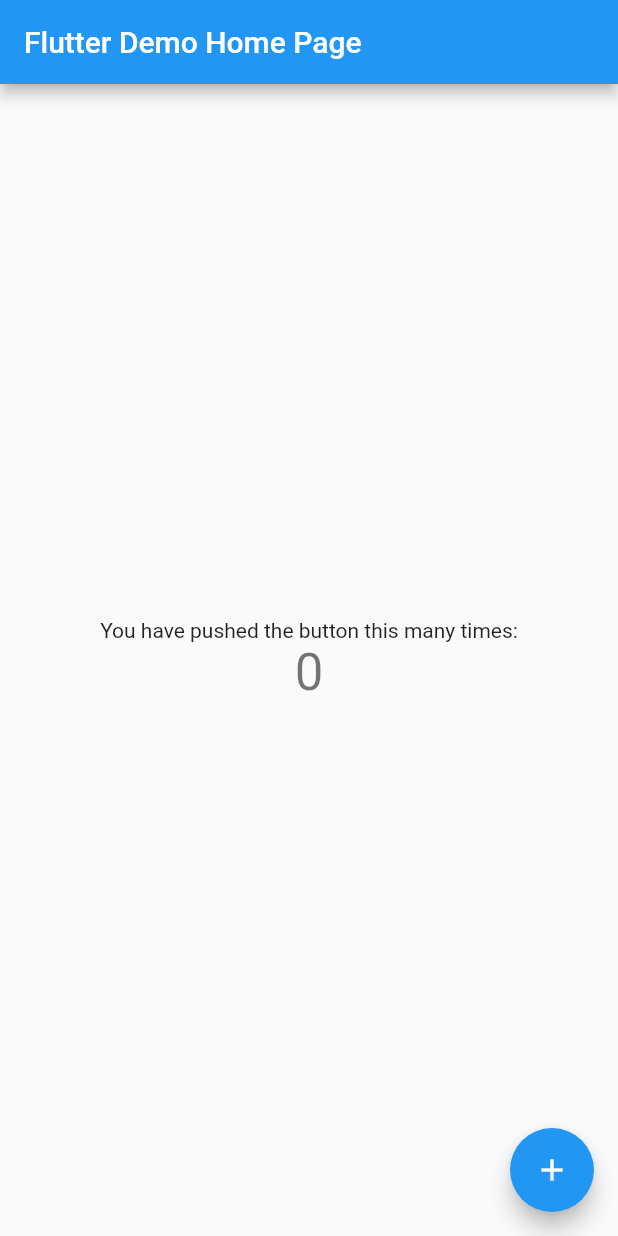
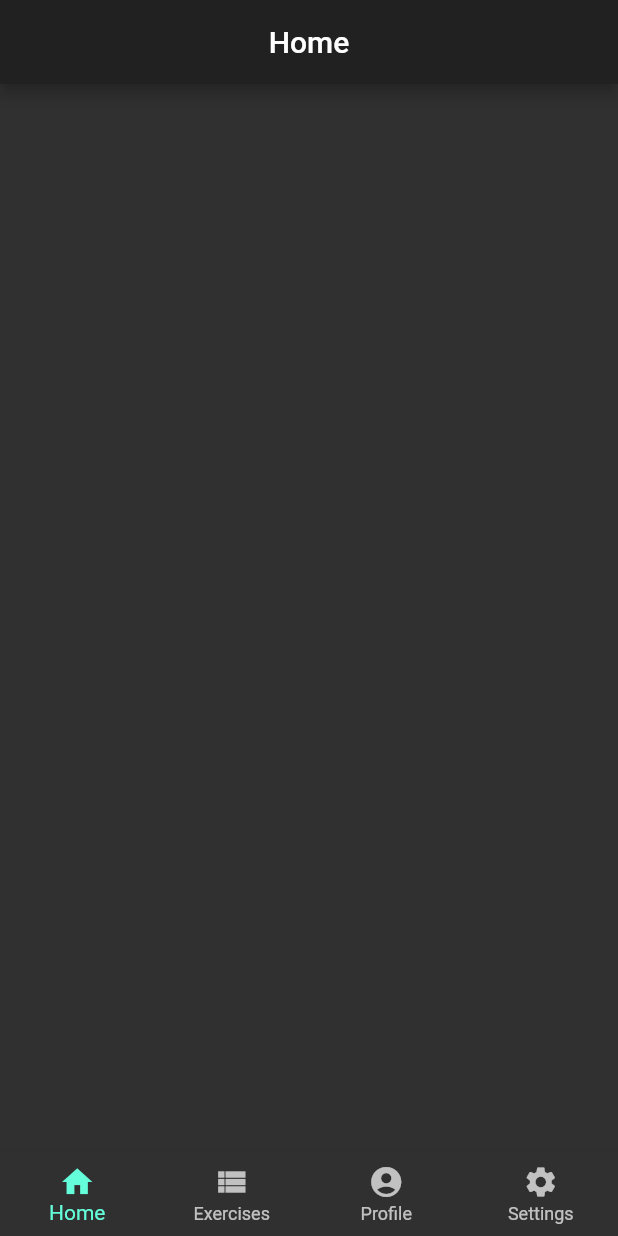
Before and after one commit to Maz47/workout_progression_tracker, a Flutter app: the screen it shows after launch, on a phone screen of 412 x 824 dp. Run offline on Flutter 3.47's test engine with Material 2 defaults, Android fonts, the phone set to English and light mode, and no system bars; our stand-ins replace shared_preferences.

Commit message:
Themes added; Main layout added

```diff
--- a/lib/main.dart
+++ b/lib/main.dart
@@ -1,117 +1,61 @@
 import 'package:flutter/material.dart';
+import 'package:provider/provider.dart';
+
+import './screen_notifier.dart';
+import './theme_notifier.dart';
 
 void main() {
-  runApp(MyApp());
+  runApp(
+    MultiProvider(
+      providers: [
+        ChangeNotifierProvider<ThemeNotifier>(
+            create: (context) => ThemeNotifier()),
+        ChangeNotifierProvider<ScreenNotifier>(
+            create: (context) => ScreenNotifier()),
+      ],
+      child: App(),
+    ),
+  );
 }
 
-class MyApp extends StatelessWidget {
-  // This widget is the root of your application.
+class App extends StatelessWidget {
+  const App({Key key}) : super(key: key);
+
   @override
   Widget build(BuildContext context) {
     return MaterialApp(
-      title: 'Flutter Demo',
-      theme: ThemeData(
-        // This is the theme of your application.
-        //
-        // Try running your application with "flutter run". You'll see the
-        // application has a blue toolbar. Then, without quitting the app, try
-        // changing the primarySwatch below to Colors.green and then invoke
-        // "hot reload" (press "r" in the console where you ran "flutter run",
-        // or simply save your changes to "hot reload" in a Flutter IDE).
-        // Notice that the counter didn't reset back to zero; the application
-        // is not restarted.
-        primarySwatch: Colors.blue,
-        // This makes the visual density adapt to the platform that you run
-        // the app on. For desktop platforms, the controls will be smaller and
-        // closer together (more dense) than on mobile platforms.
-        visualDensity: VisualDensity.adaptivePlatformDensity,
+      debugShowCheckedModeBanner: false,
+      theme: Provider.of<ThemeNotifier>(context).currentTheme.data,
+      home: Scaffold(
+        body: Provider.of<ScreenNotifier>(context).currentScreen,
+        bottomNavigationBar: _buildBottomNavigationBar(context),
       ),
-      home: MyHomePage(title: 'Flutter Demo Home Page'),
+    );
+  }
+
+  Widget _buildBottomNavigationBar(BuildContext context) {
+    return BottomNavigationBar(
+      currentIndex: Provider.of<ScreenNotifier>(context).currentIndex,
+      type: BottomNavigationBarType.fixed,
+      onTap: (index) => Provider.of<ScreenNotifier>(context, listen: false).changeScreen(index),
+      items: [
+        BottomNavigationBarItem(
+          title: Text("Home"),
+          icon: Icon(Icons.home),
+        ),
+        BottomNavigationBarItem(
+          title: Text("Exercises"),
+          icon: Icon(Icons.view_list),
+        ),
+        BottomNavigationBarItem(
+          title: Text("Profile"),
+          icon: Icon(Icons.account_circle),
+        ),
+        BottomNavigationBarItem(
+          title: Text("Settings"),
+          icon: Icon(Icons.settings),
+        ),
+      ],
     );
   }
 }
-
-class MyHomePage extends StatefulWidget {
-  MyHomePage({Key key, this.title}) : super(key: key);
-
-  // This widget is the home page of your application. It is stateful, meaning
-  // that it has a State object (defined below) that contains fields that affect
-  // how it looks.
-
-  // This class is the configuration for the state. It holds the values (in this
-  // case the title) provided by the parent (in this case the App widget) and
-  // used by the build method of the State. Fields in a Widget subclass are
-  // always marked "final".
-
-  final String title;
-
-  @override
-  _MyHomePageState createState() => _MyHomePageState();
-}
-
-class _MyHomePageState extends State<MyHomePage> {
-  int _counter = 0;
-
-  void _incrementCounter() {
-    setState(() {
-      // This call to setState tells the Flutter framework that something has
-      // changed in this State, which causes it to rerun the build method below
-      // so that the display can reflect the updated values. If we changed
-      // _counter without calling setState(), then the build method would not be
-      // called again, and so nothing would appear to happen.
-      _counter++;
-    });
-  }
-
-  @override
-  Widget build(BuildContext context) {
-    // This method is rerun every time setState is called, for instance as done
-    // by the _incrementCounter method above.
-    //
-    // The Flutter framework has been optimized to make rerunning build methods
-    // fast, so that you can just rebuild anything that needs updating rather
-    // than having to individually change instances of widgets.
-    return Scaffold(
-      appBar: AppBar(
-        // Here we take the value from the MyHomePage object that was created by
-        // the App.build method, and use it to set our appbar title.
-        title: Text(widget.title),
-      ),
-      body: Center(
-        // Center is a layout widget. It takes a single child and positions it
-        // in the middle of the parent.
-        child: Column(
-          // Column is also a layout widget. It takes a list of children and
-          // arranges them vertically. By default, it sizes itself to fit its
-          // children horizontally, and tries to be as tall as its parent.
-          //
-          // Invoke "debug painting" (press "p" in the console, choose the
-          // "Toggle Debug Paint" action from the Flutter Inspector in Android
-          // Studio, or the "Toggle Debug Paint" command in Visual Studio Code)
-          // to see the wireframe for each widget.
-          //
-          // Column has various properties to control how it sizes itself and
-          // how it positions its children. Here we use mainAxisAlignment to
-          // center the children vertically; the main axis here is the vertical
-          // axis because Columns are vertical (the cross axis would be
-          // horizontal).
-          mainAxisAlignment: MainAxisAlignment.center,
-          children: <Widget>[
-            Text(
-              'You have pushed the button this many times:',
-            ),
-            Text(
-              '$_counter',
-              style: Theme.of(context).textTheme.headline4,
-            ),
-          ],
-        ),
-      ),
-      floatingActionButton: FloatingActionButton(
-        onPressed: _incrementCounter,
-        tooltip: 'Increment',
-        child: Icon(Icons.add),
-      ), // This trailing comma makes auto-formatting nicer for build methods.
-    );
-  }
-}
--- /dev/null
+++ b/lib/models/custom_theme.dart
@@ -0,0 +1,8 @@
+import 'package:flutter/material.dart';
+
+class CustomTheme {
+  final String name;
+  final ThemeData data;
+
+  CustomTheme(this.name, this.data);
+}
--- /dev/null
+++ b/lib/screen_notifier.dart
@@ -0,0 +1,32 @@
+import 'package:flutter/material.dart';
+
+import './screens/home_screen.dart';
+import './screens/exercises_screen.dart';
+import './screens/profile_screen.dart';
+import './screens/settings_screen.dart';
+
+class ScreenNotifier extends ChangeNotifier {
+  int _currentIndex = 0;
+
+  int get currentIndex => _currentIndex;
+
+  Widget get currentScreen {
+    switch (_currentIndex) {
+      case 0:
+        return HomeScreen();
+      case 1:
+        return ExercisesScreen();
+      case 2:
+        return ProfileScreen();
+      case 3:
+        return SettingsScreen();
+      default:
+        return HomeScreen();
+    }
+  }
+
+  void changeScreen(int index) {
+    _currentIndex = index;
+    notifyListeners();
+  }
+}
--- /dev/null
+++ b/lib/screens/home_screen.dart
@@ -0,0 +1,13 @@
+import 'package:flutter/material.dart';
+
+class HomeScreen extends StatelessWidget {
+  @override
+  Widget build(BuildContext context) {
+    return Scaffold(
+      appBar: AppBar(
+        title: Text("Home"),
+        centerTitle: true,
+      ),
+    );
+  }
+}
--- /dev/null
+++ b/lib/theme_notifier.dart
@@ -0,0 +1,31 @@
+import 'package:flutter/material.dart';
+import 'package:shared_preferences/shared_preferences.dart';
+
+import './constants/themes.dart';
+import './models/custom_theme.dart';
+
+class ThemeNotifier extends ChangeNotifier {
+  CustomTheme _currentTheme = kDefaultTheme;
+
+  CustomTheme get currentTheme => _currentTheme;
+
+  void changeTheme(CustomTheme theme) async {
+    _currentTheme = theme;
+    final prefs = await SharedPreferences.getInstance();
+    prefs.setString("app_theme", _currentTheme.name);
+    notifyListeners();
+  }
+
+  ThemeNotifier() {
+    init();
+  }
+
+  void init() async {
+    final prefs = await SharedPreferences.getInstance();
+    String themeName = prefs.getString("app_theme") ?? "default";
+    kAvailabelThemes.forEach((element) {
+      if (element.name == themeName) _currentTheme = element;
+    });
+    notifyListeners();
+  }
+}
```
Also changed, not shown: lib/constants/themes.dart (added, +135 -0 lines), lib/models/exercise.dart (added, +11 -0 lines), lib/screens/exercises_screen.dart (added, +21 -0 lines), lib/screens/profile_screen.dart (added, +13 -0 lines), lib/screens/settings_screen.dart (added, +59 -0 lines), lib/screens/theme_chooser.dart (added, +51 -0 lines), lib/ui/exercise_list_item.dart (added, +21 -0 lines), pubspec.yaml (+6 -1 lines), pubspec.lock, 1 other file.
